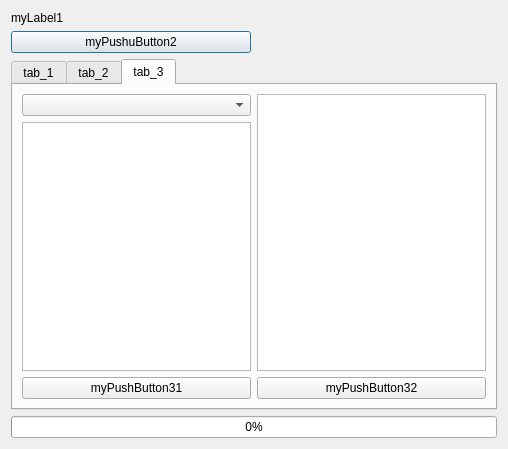
Old version of the form jpdata_dialog_base.ui in the repository babayoshihiko/jpdata.
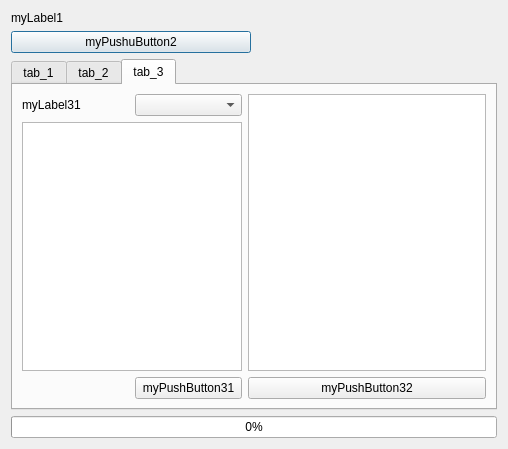
New version of the form. The open tabs and pages were chosen to show the change.

What changed in the file:
```diff
--- a/jpdata_dialog_base.ui
+++ b/jpdata_dialog_base.ui
@@ -131,29 +131,40 @@
        <string>tab_3</string>
       </attribute>
       <layout class="QGridLayout" name="gridLayout_5">
-       <item row="1" column="0">
-        <widget class="QListWidget" name="myListWidget31"/>
-       </item>
-       <item row="2" column="0">
-        <widget class="QPushButton" name="myPushButton31">
-         <property name="text">
-          <string>myPushButton31</string>
-         </property>
-        </widget>
-       </item>
-       <item row="0" column="0">
-        <widget class="QComboBox" name="myComboBox31"/>
-       </item>
-       <item row="0" column="1" rowspan="2">
+       <item row="0" column="2" rowspan="2">
         <widget class="QListWidget" name="myListWidget32"/>
        </item>
-       <item row="2" column="1">
+       <item row="2" column="2">
         <widget class="QPushButton" name="myPushButton32">
          <property name="text">
           <string>myPushButton32</string>
          </property>
         </widget>
        </item>
+       <item row="0" column="1">
+        <widget class="QComboBox" name="myComboBox31">
+         <property name="currentText">
+          <string/>
+         </property>
+        </widget>
+       </item>
+       <item row="0" column="0">
+        <widget class="QLabel" name="myLabel31">
+         <property name="text">
+          <string>myLabel31</string>
+         </property>
+        </widget>
+       </item>
+       <item row="1" column="0" colspan="2">
+        <widget class="QListWidget" name="myListWidget31"/>
+       </item>
+       <item row="2" column="1">
+        <widget class="QPushButton" name="myPushButton31">
+         <property name="text">
+          <string>myPushButton31</string>
+         </property>
+        </widget>
+       </item>
       </layout>
      </widget>
     </widget>
```
Left out of the diff: 2 changed lines with no effect on the pictures.
